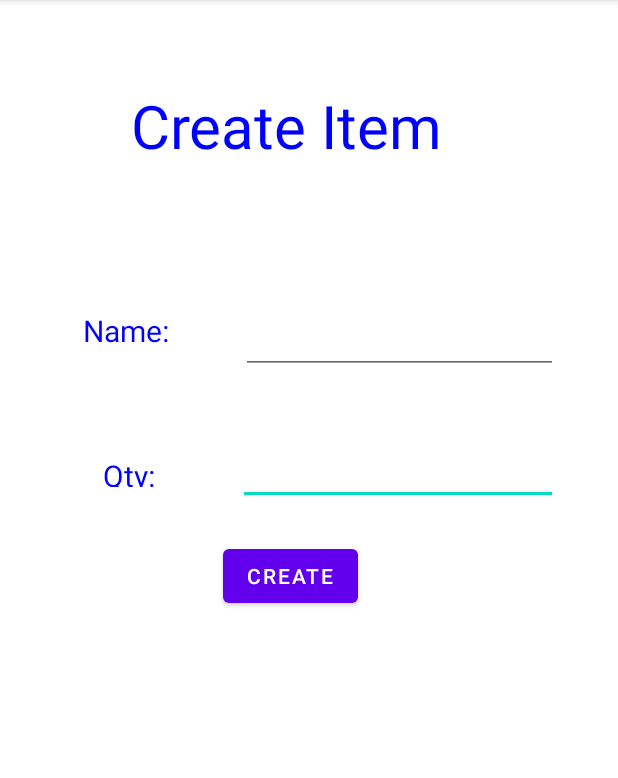
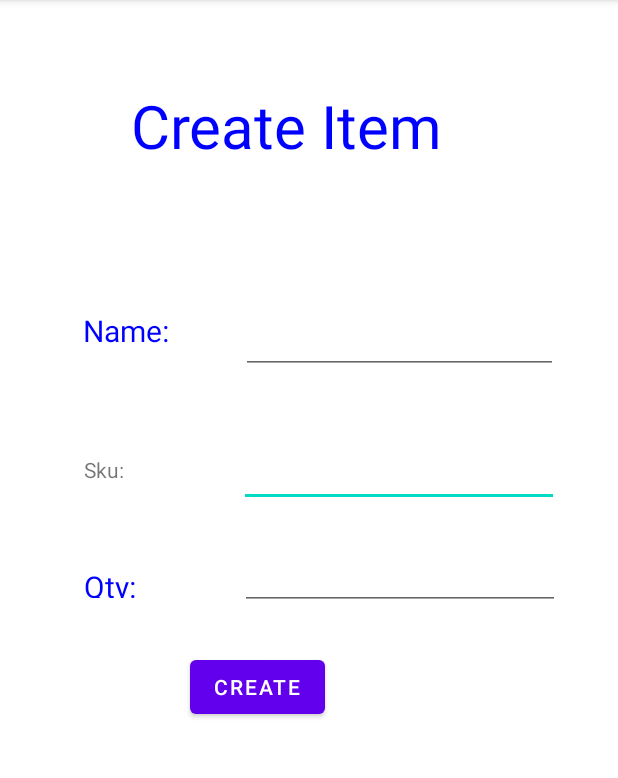
Before and after one commit to niceNiceiain2/InvenTree, an Android app: the CreateActivity screen opened directly, with no data from a screen before it, on a phone screen of 412 x 824 dp, the part 84-862 px from its top. Run offline under Robolectric (Android 15) with nearby library versions, the light colour scheme and no system bars.

Commit message:
Inventory is loaded from the data file and you can add to it.

```diff
--- /dev/null
+++ b/app/src/main/assets/data.csv
@@ -0,0 +1,4 @@
+Pencils,7500,123abc
+Crayons,1500,345abc
+Erasers,1600,678abc
+Paper,600,123def
--- a/app/src/main/java/edu/utsa/cs4593/inventree/CreateActivity.java
+++ b/app/src/main/java/edu/utsa/cs4593/inventree/CreateActivity.java
@@ -11,7 +11,11 @@ import androidx.appcompat.app.AppCompatActivity;
 import edu.utsa.cs4593.inventree.controller.CreateItemController;
 
 public class CreateActivity extends AppCompatActivity {
-    public static EditText itemName, quantity;
+    public static EditText itemName, quantity, sku;
+
+    public static String generateSKU(String categoryCode, String productCode, String variantCode) {
+        return categoryCode + "-" + productCode + "-" + variantCode;
+    }
 
     protected void onCreate(Bundle savedInstanceState) {
         super.onCreate(savedInstanceState);
@@ -34,6 +38,16 @@ public class CreateActivity extends AppCompatActivity {
         Button submit = findViewById(R.id.CreateButton);
         itemName=(EditText)findViewById(R.id.ItemNameField);
         quantity=(EditText)findViewById(R.id.QuantityField);
+        sku=(EditText)findViewById(R.id.skuField);
         submit.setOnClickListener(new CreateItemController());
+
+        String categoryCode = "CLOTH";
+        String productCode = "TSHIRT";
+        String variantCode = "RED-S";
+        String numericCode = "100-01";
+
+        String sku = generateSKU(categoryCode, productCode, variantCode);
+        System.out.println("Generated SKU: " + sku);
+
     }
 }
--- a/app/src/main/java/edu/utsa/cs4593/inventree/MainActivity.java
+++ b/app/src/main/java/edu/utsa/cs4593/inventree/MainActivity.java
@@ -46,6 +46,5 @@ public class MainActivity extends AppCompatActivity {
         username=(EditText)findViewById(R.id.username);
         password=(EditText)findViewById(R.id.password);
         signin.setOnClickListener(new SigninController());
-
     }
 }
--- a/app/src/main/java/edu/utsa/cs4593/inventree/controller/CreateItemController.java
+++ b/app/src/main/java/edu/utsa/cs4593/inventree/controller/CreateItemController.java
@@ -21,8 +21,9 @@ public class CreateItemController implements View.OnClickListener {
         Context context = view.getContext();
         String itemName = CreateActivity.itemName.getText().toString();
         String quantity = CreateActivity.quantity.getText().toString();
+        String sku = CreateActivity.sku.getText().toString();
 
-        InventoryItem i = new InventoryItem(itemName, quantity, quantity);
+        InventoryItem i = new InventoryItem(itemName, sku, quantity);
         Inventory.getInventory().addItem(i);
 
         Intent intent = new Intent(context, MainActivity.class);
--- a/app/src/main/java/edu/utsa/cs4593/inventree/controller/SigninController.java
+++ b/app/src/main/java/edu/utsa/cs4593/inventree/controller/SigninController.java
@@ -8,6 +8,7 @@ import android.widget.Toast;
 import edu.utsa.cs4593.inventree.MainActivity;
 import edu.utsa.cs4593.inventree.EmployeeHomepage;
 import edu.utsa.cs4593.inventree.ManagerHomepage;
+import edu.utsa.cs4593.inventree.model.Inventory;
 
 public class SigninController implements View.OnClickListener {
 
@@ -21,6 +22,9 @@ public class SigninController implements View.OnClickListener {
         if ( (username.equals("iain")) || (username.equals("isabella")) )
         {
             if (password.equals("password")) {
+                if (Inventory.getInventory() == null) {
+                    Inventory.buildInventory(context);
+                }
                 Intent intent = new Intent(context, ManagerHomepage.class);
                 intent.putExtra("username", username);
                 context.startActivity(intent);
--- a/app/src/main/java/edu/utsa/cs4593/inventree/model/Inventory.java
+++ b/app/src/main/java/edu/utsa/cs4593/inventree/model/Inventory.java
@@ -42,9 +42,9 @@ public class Inventory {
             StringTokenizer st = new StringTokenizer(line, ",");
             String name = st.nextToken();
             String quantity = st.nextToken();
-            String lastAction = st.nextToken();
+            String sku = st.nextToken();
 
-            InventoryItem ii = new InventoryItem( name, quantity, lastAction);
+            InventoryItem ii = new InventoryItem( name, sku, quantity);
 
             addItem(ii);
         }
--- a/app/src/main/res/layout/activity_create.xml
+++ b/app/src/main/res/layout/activity_create.xml
@@ -5,14 +5,45 @@
     android:layout_width="match_parent"
     android:layout_height="match_parent">
 
+    <EditText
+        android:id="@+id/skuField"
+        android:layout_width="wrap_content"
+        android:layout_height="wrap_content"
+        android:layout_marginStart="161dp"
+        android:layout_marginTop="274dp"
+        android:layout_marginEnd="41dp"
+        android:layout_marginBottom="412dp"
+        android:ems="10"
+        android:inputType="textPersonName"
+        app:layout_constraintBottom_toBottomOf="parent"
+        app:layout_constraintEnd_toEndOf="parent"
+        app:layout_constraintStart_toStartOf="parent"
+        app:layout_constraintTop_toTopOf="parent" />
+
+    <TextView
+        android:id="@+id/skuText"
+        android:layout_width="58dp"
+        android:layout_height="21dp"
+        android:layout_marginStart="55dp"
+        android:layout_marginTop="285dp"
+        android:layout_marginEnd="298dp"
+        android:layout_marginBottom="425dp"
+        android:ems="10"
+        android:inputType="textPersonName"
+        android:text="Sku:"
+        app:layout_constraintBottom_toBottomOf="parent"
+        app:layout_constraintEnd_toEndOf="parent"
+        app:layout_constraintStart_toStartOf="parent"
+        app:layout_constraintTop_toTopOf="parent" />
+
     <TextView
         android:id="@+id/QuantityText"
         android:layout_width="58dp"
         android:layout_height="21dp"
-        android:layout_marginStart="68dp"
-        android:layout_marginTop="285dp"
-        android:layout_marginEnd="285dp"
-        android:layout_marginBottom="425dp"
+        android:layout_marginStart="55dp"
+        android:layout_marginTop="359dp"
+        android:layout_marginEnd="298dp"
+        android:layout_marginBottom="351dp"
         android:ems="10"
         android:inputType="textPersonName"
         android:text="Qty:"
@@ -25,10 +56,10 @@
         android:id="@+id/QuantityField"
         android:layout_width="wrap_content"
         android:layout_height="wrap_content"
-        android:layout_marginStart="160dp"
-        android:layout_marginTop="273dp"
-        android:layout_marginEnd="41dp"
-        android:layout_marginBottom="413dp"
+        android:layout_marginStart="161dp"
+        android:layout_marginTop="343dp"
+        android:layout_marginEnd="40dp"
+        android:layout_marginBottom="343dp"
         android:ems="10"
         android:inputType="textPersonName"
         app:layout_constraintBottom_toBottomOf="parent"
@@ -85,10 +116,10 @@
         android:id="@+id/CreateButton"
         android:layout_width="wrap_content"
         android:layout_height="wrap_content"
-        android:layout_marginStart="148dp"
-        android:layout_marginTop="341dp"
-        android:layout_marginEnd="173dp"
-        android:layout_marginBottom="342dp"
+        android:layout_marginStart="126dp"
+        android:layout_marginTop="415dp"
+        android:layout_marginEnd="195dp"
+        android:layout_marginBottom="268dp"
         android:text="Create"
         app:layout_constraintBottom_toBottomOf="parent"
         app:layout_constraintEnd_toEndOf="parent"
```
Also changed, not shown: app/src/main/java/edu/utsa/cs4593/inventree/model/InventoryItem.java (+8 -7 lines).
